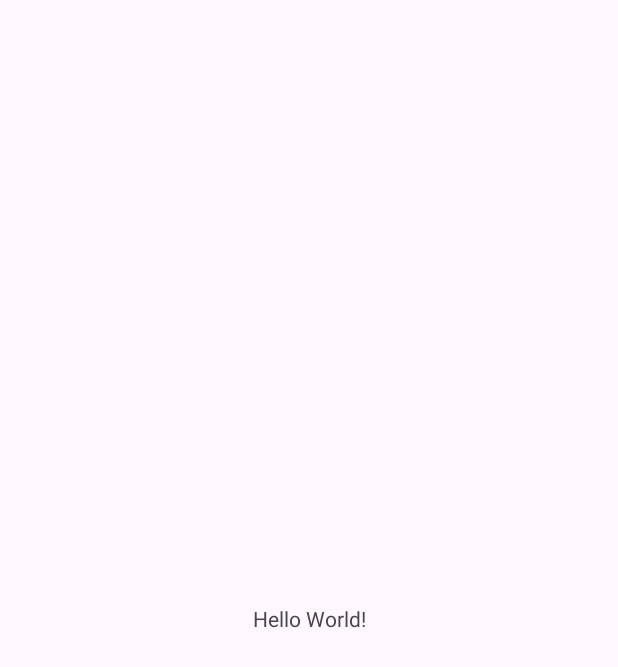
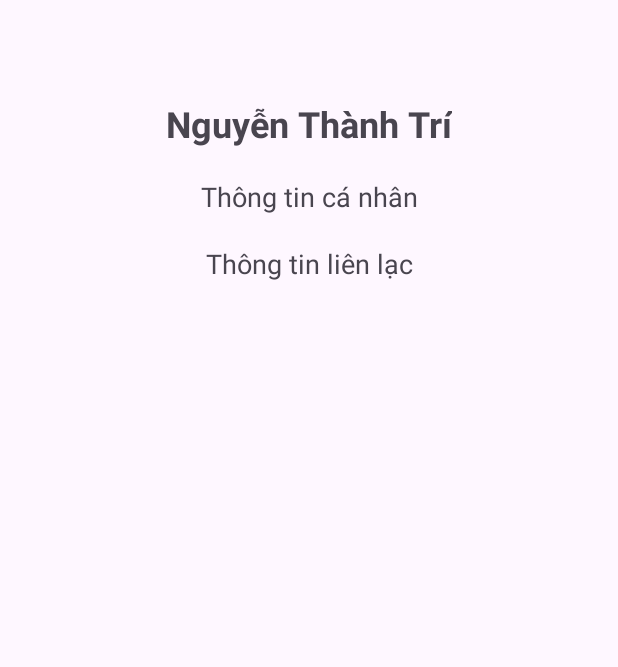
Before and after one commit to ngthanhtri/63131548-AndroidProgramming, an Android app: the screen it shows after launch (MainActivity), on a phone screen of 412 x 824 dp. Before the commit the part shown is almost empty. Shown: the top 667 px of the screen. Run offline under Robolectric (Android 15) with nearby library versions, the phone set to English and light mode, and no system bars.

Commit message:
xây dựng layout ban đầu

```diff
--- a/Cau3_AppGioiThieu/app/src/main/res/layout/activity_main.xml
+++ b/Cau3_AppGioiThieu/app/src/main/res/layout/activity_main.xml
@@ -1,18 +1,45 @@
 <?xml version="1.0" encoding="utf-8"?>
-<androidx.constraintlayout.widget.ConstraintLayout xmlns:android="http://schemas.android.com/apk/res/android"
+<androidx.constraintlayout.widget.ConstraintLayout
+    xmlns:android="http://schemas.android.com/apk/res/android"
     xmlns:app="http://schemas.android.com/apk/res-auto"
     xmlns:tools="http://schemas.android.com/tools"
     android:layout_width="match_parent"
     android:layout_height="match_parent"
+    android:padding="16dp"
     tools:context=".MainActivity">
 
     <TextView
+        android:id="@+id/TVhoten"
         android:layout_width="wrap_content"
         android:layout_height="wrap_content"
-        android:text="Hello World!"
-        app:layout_constraintBottom_toBottomOf="parent"
+        android:textSize="24sp"
+        android:textStyle="bold"
+        android:text="Nguyễn Thành Trí"
+        app:layout_constraintStart_toStartOf="parent"
         app:layout_constraintEnd_toEndOf="parent"
+        app:layout_constraintTop_toTopOf="parent"
+        android:layout_marginTop="50dp"/>
+
+    <TextView
+        android:id="@+id/TVttcanhan"
+        android:layout_width="wrap_content"
+        android:layout_height="wrap_content"
+        android:textSize="18sp"
+        android:text="Thông tin cá nhân"
         app:layout_constraintStart_toStartOf="parent"
-        app:layout_constraintTop_toTopOf="parent" />
+        app:layout_constraintEnd_toEndOf="parent"
+        app:layout_constraintTop_toBottomOf="@+id/TVhoten"
+        android:layout_marginTop="20dp"/>
+
+    <TextView
+        android:id="@+id/TVttlienlac"
+        android:layout_width="wrap_content"
+        android:layout_height="wrap_content"
+        android:textSize="18sp"
+        android:text="Thông tin liên lạc"
+        app:layout_constraintStart_toStartOf="parent"
+        app:layout_constraintEnd_toEndOf="parent"
+        app:layout_constraintTop_toBottomOf="@+id/TVttcanhan"
+        android:layout_marginTop="20dp"/>
 
 </androidx.constraintlayout.widget.ConstraintLayout>
```
